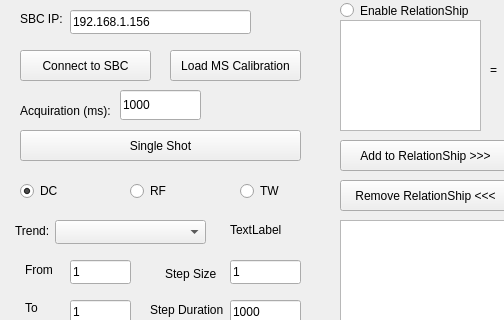
The window that autotrend.ui (MOBILionSystems/MIPS-app-MOBILion) describes before a commit, drawn with Qt 5; both pictures show x 0 to 504 and y 0 to 320 of the 700 by 500 pixel window.
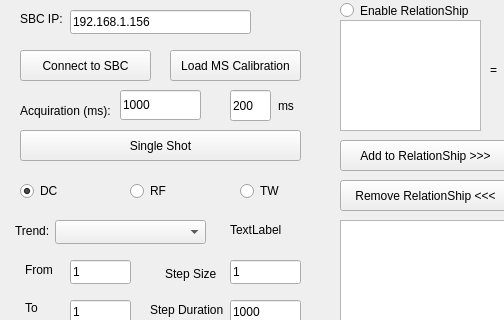
The same window after the commit.

Commit message: add delay on UI for new panel

What changed in the file:
```diff
--- a/autotrend.ui
+++ b/autotrend.ui
@@ -481,6 +481,32 @@
     <string>Load MS Calibration</string>
    </property>
   </widget>
+  <widget class="QLineEdit" name="delayLineEdit">
+   <property name="geometry">
+    <rect>
+     <x>230</x>
+     <y>90</y>
+     <width>41</width>
+     <height>31</height>
+    </rect>
+   </property>
+   <property name="text">
+    <string>200</string>
+   </property>
+  </widget>
+  <widget class="QLabel" name="label_11">
+   <property name="geometry">
+    <rect>
+     <x>278</x>
+     <y>95</y>
+     <width>21</width>
+     <height>21</height>
+    </rect>
+   </property>
+   <property name="text">
+    <string>ms </string>
+   </property>
+  </widget>
  </widget>
  <resources/>
  <connections/>
```
The commit also changes 3 other files.
